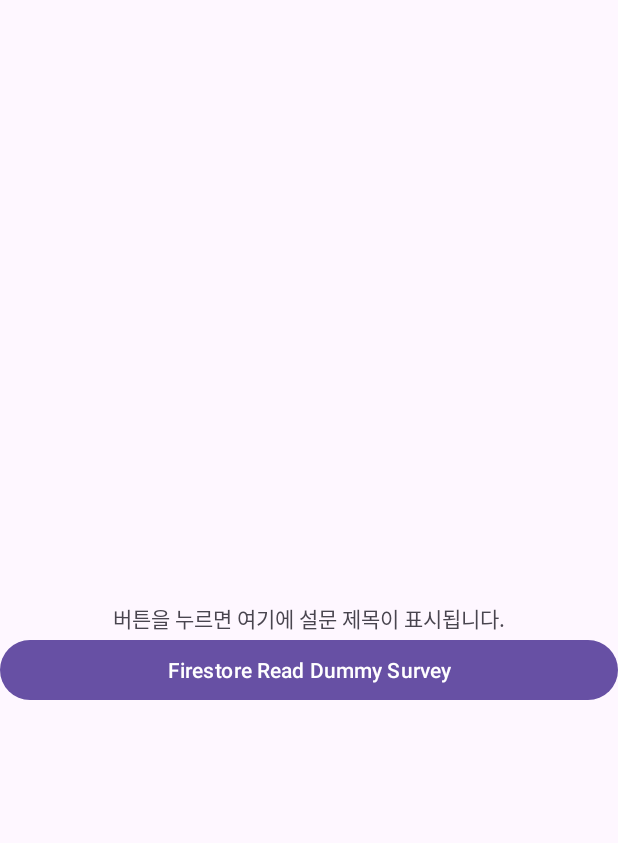
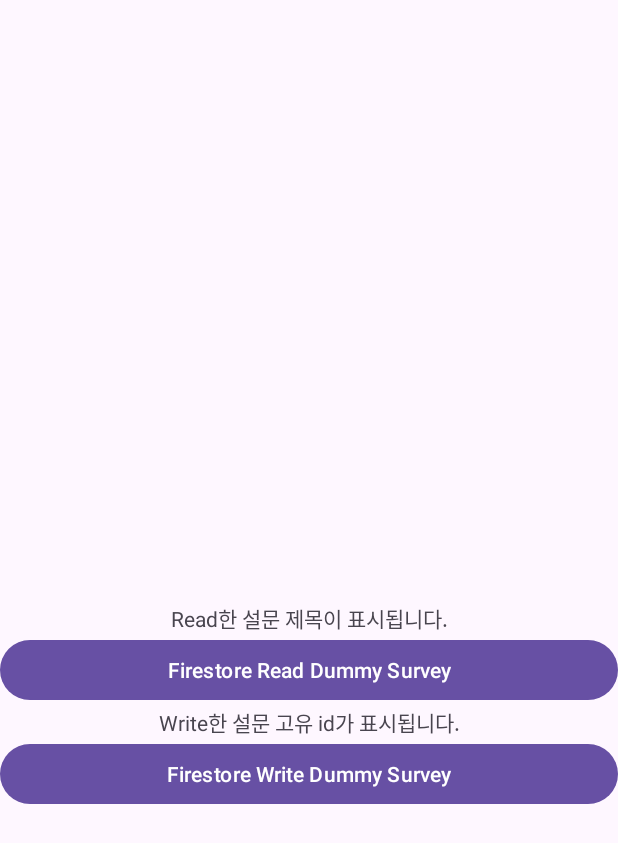
Before and after one commit to SSU-AndroidDevTeam/SSUrvey-App, an Android app: the FirebaseExampleActivity screen opened directly, with no data from a screen before it, on a phone screen of 412 x 824 dp. Shown: the top 843 px of the screen. Run offline under Robolectric (Android 15) with nearby library versions, the phone set to English and light mode, and no system bars; our stand-ins replace Firebase (no records; nobody signed in at launch, a user with empty details on screens opened directly).

Commit message:
[feat] 액티비티 단에서 Firebase 고유 Id 부여해 write 할 수 있도록 인터페이스 작성; Survey 클래스 추가

```diff
--- a/app/src/main/AndroidManifest.xml
+++ b/app/src/main/AndroidManifest.xml
@@ -14,7 +14,8 @@
         tools:targetApi="31">
         <activity
             android:name=".FirebaseExampleActivity"
-            android:exported="false" />
+            android:exported="true">
+        </activity>
         <activity
             android:name=".MainActivity"
             android:exported="true">
--- a/app/src/main/java/com/example/ssurvey/Callable.java
+++ b/app/src/main/java/com/example/ssurvey/Callable.java
@@ -2,6 +2,6 @@
 
 import java.util.Map;
 
-interface FirebaseCallable {
-    public void call(Map<String, Object> data, boolean hasFailed);
+interface SurveyCallable {
+    public void call(Survey survey, boolean hasFailed);
 }
--- /dev/null
+++ b/app/src/main/java/com/example/ssurvey/FirebaseConstants.java
@@ -0,0 +1,5 @@
+package com.example.ssurvey;
+
+public class FirebaseConstants {
+    static final String SurveyCollectionName = "Surveys";
+}
--- a/app/src/main/java/com/example/ssurvey/FirebaseExampleActivity.java
+++ b/app/src/main/java/com/example/ssurvey/FirebaseExampleActivity.java
@@ -12,6 +12,7 @@
 import java.util.Map;
 
 public class FirebaseExampleActivity extends AppCompatActivity {
+    private FirebaseManager fbManager; // Firebase 작업은 모두 FirebaseManager를 거쳐서 처리한다
     private ActivityFirebaseExampleBinding binding;
     @Override
     protected void onCreate(Bundle savedInstanceState) {
@@ -20,38 +21,86 @@
         binding = ActivityFirebaseExampleBinding.inflate(getLayoutInflater());
         setContentView(binding.getRoot());
 
-        // 클라 단에서 Firestore 데이터 가져오는 예시
+        fbManager = new FirebaseManager(); // 작업 전 새 객체 생성
+
+        //////////////////////////////// A. 액티비티 단에서 Firestore 데이터 가져오는 예시 /////////////////////////////////
         // 1. FirebaseCallable 인터페이스의 call 함수를 오버라이드 (파이어베이스로부터 데이터 수신 시 어떻게 처리되길 원하는지 로직 작성)
         // 파이어베이스로부터 데이터를 받았을 때 실행되길 원하는 로직을 구현한다
         // 아래 예시에서는 파이어베이스로부터 받은 data의 name 정보를 액티비티의 TextView에 출력하고 있다
-        FirebaseCallable callable = new FirebaseCallable() {
+        SurveyCallable callable = new SurveyCallable() {
             @Override
-            public void call(Map<String, Object> data, boolean hasFailed) {
+            public void call(Survey survey, boolean hasFailed) {
                 // 예외 처리
                 if (hasFailed) {
                     Log.d("FB", "알 수 없는 이유로 파이어스토어에 접근할 수 없습니다.");
                     return;
-                } else if (data == null) {
+                } else if (survey == null) {
                     Log.d("FB", "파이어스토어에서 요청한 데이터를 찾을 수 없습니다.");
                 }
 
                 // 로직 실행
-                binding.text.setText((String) data.get("name"));
+                binding.text.setText((String) survey.getData().get("name"));
+                // survey.getData()로 설문 응답 정보가 담긴 Map 객체를 가져오고
+                // .get("name")으로 그 Map의 name 정보를 읽어온다.
+                // 이때 .get()의 반환형이 Object이므로 String 타입으로 캐스팅해준다.
             }
         };
 
         // 2. FirebaseManager의 public한 메소드들 중 원하는 함수를 호출한다 (실제 데이터 요청)
         // 이때 함수 실행 시 인자에 필요한 것들을 모두 넘겨준다.
         // 인자는 함수마다 다를 수 있으나, FirebaseCallable 객체는 공통적으로 전달한다.
-        FirebaseManager fbManager = new FirebaseManager();
         binding.button.setOnClickListener(new View.OnClickListener() {
             @Override
             public void onClick(View view) {
-                // 버튼을 누르면 loadDataOfPath()를 통해 파이어베이스에게 데이터를 요청한다
-                // 해당 함수는 인자로 전달한 collection의 해당 document를 파이어베이스로부터 읽어온다.
-                // 아래 예시에서 요청할 데이터의 collection명은 "Surveys"이고 document명은 "DummySurvey"이다
+                // 버튼을 누르면 loadSurveyOfId()를 통해 파이어스토어의 설문 DB에 접근해 해당 Id의 도큐먼트를 요청한다
+                // 이때 Id는 난수값이며, 파이어베이스에서 생성해주는 값이다.
+                // 여기서는 예외적으로 DummySurvey라는 수동으로 등록해둔 Id를 사용하는 중이다
+                // 아래 예시에서 요청할 데이터의 document명은 "DummySurvey"이다
                 // 해당 함수에서는 내부적으로 인자로 전달한 FirebaseCallable 객체의 call() 함수가 실행된다
-                fbManager.loadDataOfPath(callable, "Surveys", "DummySurvey");
+                fbManager.loadSurveyOfId(callable, "DummySurvey");
+            }
+        });
+
+        //////////////////////////////// B. 액티비티 단에서 Firestore에 데이터 쓰는 예시 /////////////////////////////////
+        // 1. Survey 클래스의 데이터를 생성한다.
+        // 이때 Survey의 surveyData 멤버 변수에 모든 값들이 제대로 채워져 있어야 한다.
+        // 값은 이 예시처럼 한번에 채울 필요는 없고 일련의 과정들을 거치며 하나씩 채워 나가도 괜찮다.
+        Survey writeExample = new Survey(
+                "축구선수 인기투표",
+                "좋아하는 축구선수를 골라주세요!",
+                "(구현 안됨)",
+                "(구현 안됨)",
+                "가장 좋아하는 스트라이커는?",
+                "손흥민",
+                "메시",
+                "호날두",
+                "수아레즈",
+                "네이마르",
+                "가장 좋아하는 골키퍼는?",
+                "부폰",
+                "노이어",
+                "카시야스",
+                "데 헤아",
+                "오블락",
+                "가장 좋아하는 미드필더는?",
+                "박지성",
+                "이니에스타",
+                "사비",
+                "긱스",
+                "디마리아",
+                0,
+                0,
+                "(구현 안됨)"
+        );
+
+        // 2. 함수를 사용해 파이어스토어에 Write한다.
+        binding.button2.setOnClickListener(new View.OnClickListener() {
+            @Override
+            public void onClick(View view) {
+                // 등록된 설문의 고유 Id를 String을 반환한다.
+                // 이 값은 추후 이 설문을 찾아야 할 때 사용할 수 있다.
+                String uniqueId = fbManager.addNewSurvey(writeExample);
+                binding.text2.setText(uniqueId);
             }
         });
     }
--- a/app/src/main/java/com/example/ssurvey/FirebaseManager.java
+++ b/app/src/main/java/com/example/ssurvey/FirebaseManager.java
@@ -1,4 +1,6 @@
 package com.example.ssurvey;
+
+import static com.example.ssurvey.FirebaseConstants.SurveyCollectionName;
 
 import android.util.Log;
 
@@ -11,7 +13,6 @@
 import com.google.firebase.firestore.DocumentReference;
 import com.google.firebase.firestore.DocumentSnapshot;
 import com.google.firebase.firestore.FirebaseFirestore;
-
 import java.util.Map;
 
 public class FirebaseManager {
@@ -29,14 +30,14 @@
         db = FirebaseFirestore.getInstance();
     }
 
-    private void loadDocument(DocumentReference docRef, FirebaseCallable callable) {
+    private void loadSurveyDocument(DocumentReference docRef, SurveyCallable callable) {
         docRef.get().addOnCompleteListener(new OnCompleteListener<DocumentSnapshot>() {
             @Override
             public void onComplete(@NonNull Task<DocumentSnapshot> task) {
                 if (task.isSuccessful()) {
                     DocumentSnapshot document = task.getResult();
                     if (document.exists()) {
-                        callable.call(document.getData(), false);
+                        callable.call(new Survey(document.getData()), false);
                     } else {
                         callable.call(null, false);
                     }
@@ -48,8 +49,15 @@
         docRef.get();
     }
 
-    public void loadDataOfPath(FirebaseCallable callable, String collectionPath, String documentPath) {
-        DocumentReference docRef = db.collection(collectionPath).document(documentPath);
-        loadDocument(docRef, callable);
+    public void loadSurveyOfId(SurveyCallable callable, String documentId) {
+        DocumentReference docRef = db.collection(SurveyCollectionName).document(documentId);
+        loadSurveyDocument(docRef, callable);
+    }
+
+    // 설문을 DB에 올린 후 고유 id를 반환한다
+    public String addNewSurvey(Survey survey) {
+        DocumentReference docRef = db.collection(SurveyCollectionName).document();
+        docRef.set(survey.getData());
+        return docRef.getId();
     }
 }
--- /dev/null
+++ b/app/src/main/java/com/example/ssurvey/Survey.java
@@ -0,0 +1,134 @@
+package com.example.ssurvey;
+
+import androidx.annotation.NonNull;
+import androidx.annotation.Nullable;
+
+import com.google.firebase.Timestamp;
+
+import java.util.Collection;
+import java.util.HashMap;
+import java.util.Map;
+import java.util.Set;
+
+public class Survey {
+    private Map<String, Object> surveyData;
+    Survey(Map<String, Object> data) {
+        // NOTE: data에 누락된 항목이 없어야 한다
+        surveyData = data;
+    }
+    Survey(
+            String name,
+            String desc,
+            String giftId,
+            String hostId,
+
+            String q1Desc,
+            String q1Ans1,
+            String q1Ans2,
+            String q1Ans3,
+            String q1Ans4,
+            String q1Ans5,
+
+            String q2Desc,
+            String q2Ans1,
+            String q2Ans2,
+            String q2Ans3,
+            String q2Ans4,
+            String q2Ans5,
+
+            String q3Desc,
+            String q3Ans1,
+            String q3Ans2,
+            String q3Ans3,
+            String q3Ans4,
+            String q3Ans5,
+
+            Integer openDate,
+            Integer closeDate,
+
+            String target
+    ) {
+        surveyData = createMap(
+                name,
+                desc,
+                giftId,
+                hostId,
+                q1Desc, q1Ans1, q1Ans2, q1Ans3, q1Ans4, q1Ans5,
+                q2Desc, q2Ans1, q2Ans2, q2Ans3, q2Ans4, q2Ans5,
+                q3Desc, q3Ans1, q3Ans2, q3Ans3, q3Ans4, q3Ans5,
+                openDate, closeDate,
+                target
+        );
+    }
+
+    Map<String, Object> createMap(
+            String name,
+            String desc,
+            String giftId,
+            String hostId,
+
+            String q1Desc,
+            String q1Ans1,
+            String q1Ans2,
+            String q1Ans3,
+            String q1Ans4,
+            String q1Ans5,
+
+            String q2Desc,
+            String q2Ans1,
+            String q2Ans2,
+            String q2Ans3,
+            String q2Ans4,
+            String q2Ans5,
+
+            String q3Desc,
+            String q3Ans1,
+            String q3Ans2,
+            String q3Ans3,
+            String q3Ans4,
+            String q3Ans5,
+
+            Integer openDate,
+            Integer closeDate,
+
+            String target
+    ) {
+        Map<String, Object> data = new HashMap<>();
+        data.put("name", name);
+        data.put("desc", desc);
+        data.put("giftId", "<등록한 이모티콘 고유 식별자>"); // TODO
+        data.put("hostId", "<등록한 유저 고유 식별자>"); // TODO
+
+
+        data.put("q1Desc", q1Desc);
+        data.put("q1Ans1", q1Ans1);
+        data.put("q1Ans2", q1Ans2);
+        data.put("q1Ans3", q1Ans3);
+        data.put("q1Ans4", q1Ans4);
+        data.put("q1Ans5", q1Ans5);
+
+        data.put("q2Desc", q2Desc);
+        data.put("q2Ans1", q2Ans1);
+        data.put("q2Ans2", q2Ans2);
+        data.put("q2Ans3", q2Ans3);
+        data.put("q2Ans4", q2Ans4);
+        data.put("q2Ans5", q2Ans5);
+
+        data.put("q3Desc", q3Desc);
+        data.put("q3Ans1", q3Ans1);
+        data.put("q3Ans2", q3Ans2);
+        data.put("q3Ans3", q3Ans3);
+        data.put("q3Ans4", q3Ans4);
+        data.put("q3Ans5", q3Ans5);
+
+        data.put("openDate", new Timestamp(0,0)); // TODO
+        data.put("closeDate", new Timestamp(0,0)); // TODO
+
+        data.put("target", "<설문 타깃>"); // TODO
+        return data;
+    }
+
+    public Map<String, Object> getData() {
+        return surveyData;
+    }
+}
--- a/app/src/main/res/layout/activity_firebase_example.xml
+++ b/app/src/main/res/layout/activity_firebase_example.xml
@@ -9,7 +9,7 @@
         android:id="@+id/text"
         android:layout_width="wrap_content"
         android:layout_height="wrap_content"
-        android:text="버튼을 누르면 여기에 설문 제목이 표시됩니다."
+        android:text="Read한 설문 제목이 표시됩니다."
         app:layout_constraintBottom_toBottomOf="parent"
         app:layout_constraintEnd_toEndOf="parent"
         app:layout_constraintStart_toStartOf="parent"
@@ -24,4 +24,24 @@
         app:layout_constraintLeft_toLeftOf="parent"
         />
 
+    <TextView
+        android:id="@+id/text2"
+        android:layout_width="wrap_content"
+        android:layout_height="wrap_content"
+        android:text="Write한 설문 고유 id가 표시됩니다."
+        app:layout_constraintTop_toBottomOf="@id/button"
+        app:layout_constraintEnd_toEndOf="parent"
+        app:layout_constraintStart_toStartOf="parent"
+        />
+
+    <Button
+        android:id="@+id/button2"
+        android:layout_width="match_parent"
+        android:layout_height="wrap_content"
+        android:text="Firestore Write Dummy Survey"
+        app:layout_constraintTop_toBottomOf="@id/text2"
+        app:layout_constraintEnd_toEndOf="parent"
+        app:layout_constraintStart_toStartOf="parent"
+        />
+
 </androidx.constraintlayout.widget.ConstraintLayout>
--- a/app/src/main/res/values/strings.xml
+++ b/app/src/main/res/values/strings.xml
@@ -1,4 +1,3 @@
 <resources>
     <string name="app_name">SSUrvey</string>
-    <string name="tag_firebase">Firebase</string>
 </resources>
```
